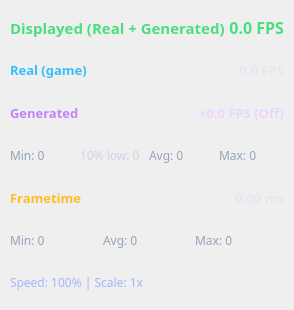
Above: src/yuzu/render/performance_overlay.ui from QuincyForbes/Lichii before the change. Below: the same form after it.
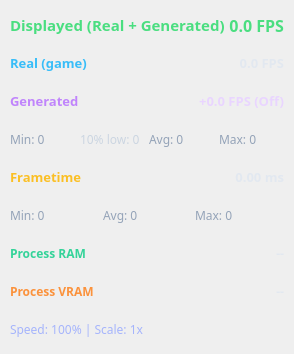
That is the form after the change.

Commit message:
yuzu/perf_overlay: show process RAM, VRAM, and active frame-gen method
Add per-process RAM and GPU VRAM rows (with free memory / remaining DXGI or
DRM budget and low-headroom amber warning) to PerformanceOverlay, skip stats
updates while hidden, support Wayland compositor drag, tear down the overlay
before early shutdown return, and show the active frame-gen method and warmup
state in both the overlay and status bar (Frizti 8627ff4233, Frizti/Lichii#23,
zortos293/Lichii#620, zortos293/Lichii#796).

Diff of the .ui file:
```diff
--- a/src/yuzu/render/performance_overlay.ui
+++ b/src/yuzu/render/performance_overlay.ui
@@ -6,8 +6,8 @@
    <rect>
     <x>0</x>
     <y>0</y>
-    <width>285</width>
-    <height>310</height>
+    <width>292</width>
+    <height>354</height>
    </rect>
   </property>
   <property name="windowTitle">
@@ -320,6 +320,116 @@
      </item>
     </layout>
    </item>
+   <item>
+    <widget class="QWidget" name="ram_widget" native="true">
+     <layout class="QHBoxLayout" name="ram_layout">
+      <property name="leftMargin">
+       <number>0</number>
+      </property>
+      <property name="topMargin">
+       <number>0</number>
+      </property>
+      <property name="rightMargin">
+       <number>0</number>
+      </property>
+      <property name="bottomMargin">
+       <number>0</number>
+      </property>
+      <item>
+       <widget class="QLabel" name="label_ram">
+        <property name="font">
+         <font>
+          <family>Sans Serif</family>
+          <pointsize>9</pointsize>
+          <bold>true</bold>
+         </font>
+        </property>
+        <property name="styleSheet">
+         <string notr="true">color: #34d399;</string>
+        </property>
+        <property name="text">
+         <string>Process RAM</string>
+        </property>
+       </widget>
+      </item>
+      <item>
+       <widget class="QLabel" name="ram_usage">
+        <property name="font">
+         <font>
+          <family>Sans Serif</family>
+          <pointsize>9</pointsize>
+          <bold>true</bold>
+         </font>
+        </property>
+        <property name="alignment">
+         <set>Qt::AlignRight|Qt::AlignTrailing|Qt::AlignVCenter</set>
+        </property>
+        <property name="styleSheet">
+         <string notr="true">color: #e2e8f0;</string>
+        </property>
+        <property name="text">
+         <string>--</string>
+        </property>
+       </widget>
+      </item>
+     </layout>
+    </widget>
+   </item>
+   <item>
+    <widget class="QWidget" name="vram_widget" native="true">
+     <layout class="QHBoxLayout" name="vram_layout">
+      <property name="leftMargin">
+       <number>0</number>
+      </property>
+      <property name="topMargin">
+       <number>0</number>
+      </property>
+      <property name="rightMargin">
+       <number>0</number>
+      </property>
+      <property name="bottomMargin">
+       <number>0</number>
+      </property>
+      <item>
+       <widget class="QLabel" name="label_vram">
+        <property name="font">
+         <font>
+          <family>Sans Serif</family>
+          <pointsize>9</pointsize>
+          <bold>true</bold>
+         </font>
+        </property>
+        <property name="styleSheet">
+         <string notr="true">color: #fb923c;</string>
+        </property>
+        <property name="text">
+         <string>Process VRAM</string>
+        </property>
+       </widget>
+      </item>
+      <item>
+       <widget class="QLabel" name="vram_usage">
+        <property name="font">
+         <font>
+          <family>Sans Serif</family>
+          <pointsize>9</pointsize>
+          <bold>true</bold>
+         </font>
+        </property>
+        <property name="alignment">
+         <set>Qt::AlignRight|Qt::AlignTrailing|Qt::AlignVCenter</set>
+        </property>
+        <property name="styleSheet">
+         <string notr="true">color: #e2e8f0;</string>
+        </property>
+        <property name="text">
+         <string>--</string>
+        </property>
+       </widget>
+      </item>
+     </layout>
+    </widget>
+   </item>
    <item>
     <widget class="QLabel" name="status_info">
      <property name="font">
```
The commit also changes 2 other files.
